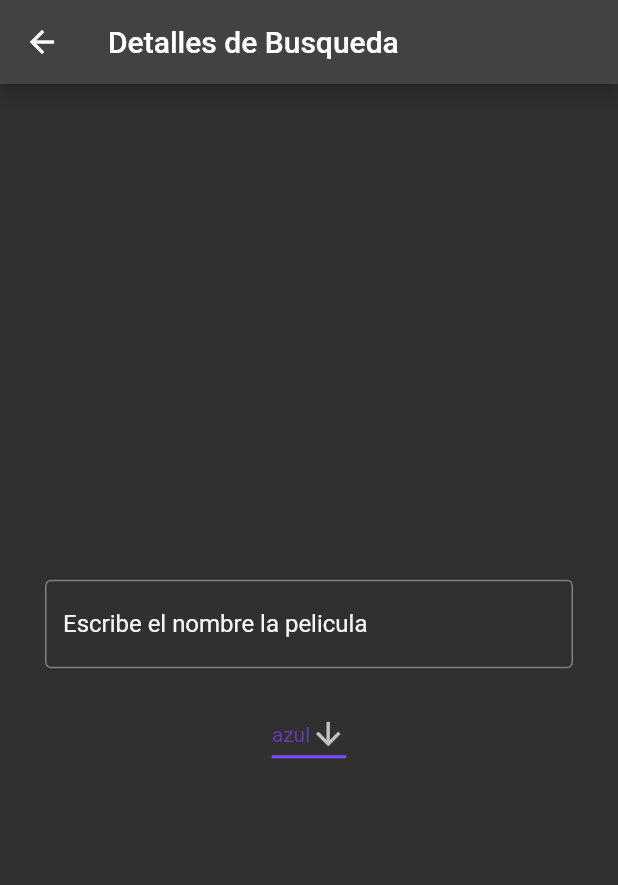
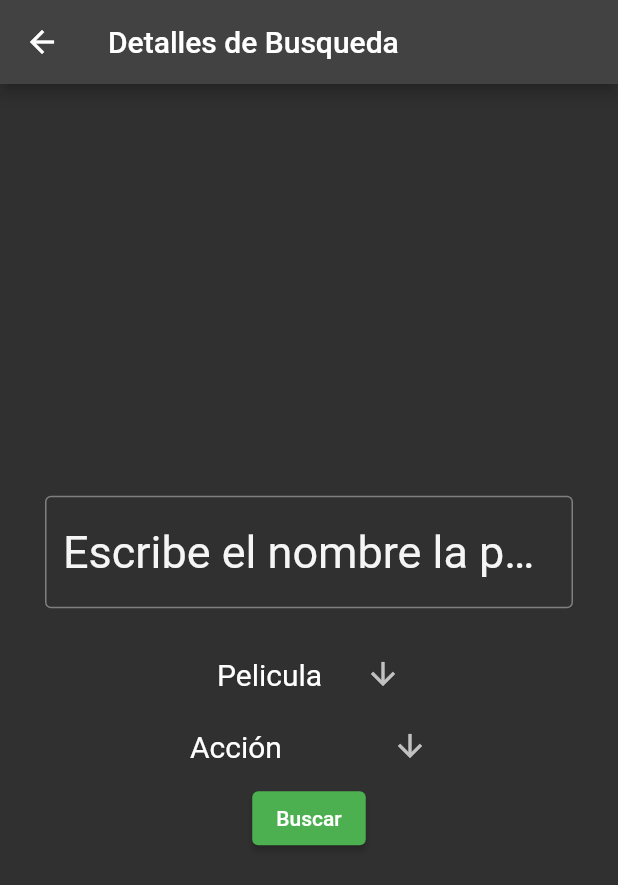
Before and after one commit to jaimeserranosuarez/FilmInspector, a Flutter app: the screen it shows after launch, after a tap on the "search" icon, on a phone screen of 412 x 824 dp. Shown: the top 885 px of the screen. Run offline on Flutter 3.47's test engine with Material 2 defaults, Android fonts, the light colour scheme and no system bars; our stand-ins replace cached_network_image, youtube_player_flutter; network calls fail.

Commit message:
Cambios SearchPage

```diff
--- /dev/null
+++ b/lib/models/genres.model.dart
@@ -0,0 +1,9 @@
+class Genre{
+  String name;
+  String value;
+
+  Genre({
+    required this.value,
+    required this.name
+  });
+}
--- a/lib/pages/details.page.dart
+++ b/lib/pages/details.page.dart
@@ -195,14 +195,14 @@ class _DetailsPageState extends State<DetailsPage> {
                               child: Column(
                                 mainAxisAlignment: MainAxisAlignment.center,
                                 children: [
-                                  // ClipRRect(
-                                  //   borderRadius: BorderRadius.circular(5.0),
-                                  //   child:
-                                  // YoutubePlayer(
-                                  //     controller: _controller,
-                                  //     showVideoProgressIndicator: true,
-                                  // )
-                                  // ),
+                                  ClipRRect(
+                                    borderRadius: BorderRadius.circular(5.0),
+                                    child:
+                                  YoutubePlayer(
+                                      controller: _controller,
+                                      showVideoProgressIndicator: true,
+                                  )
+                                  ),
                                 ],
                               ),
                               decoration: BoxDecoration(
--- a/lib/pages/home.page.dart
+++ b/lib/pages/home.page.dart
@@ -47,170 +47,170 @@ class _HomePageState extends State<HomePage> {
           )
         ],
         ),
-        body: (Text("Comentado")),
-        // body: ListView(
-        //   children: <Widget>[
-        //     Row(
-        //       mainAxisAlignment: MainAxisAlignment.spaceBetween,
-        //       children: [
-        //         Padding(
-        //             padding: EdgeInsets.only(
-        //                 left: responsive.width(4),
-        //                 top: responsive.height(3),
-        //                 bottom: responsive.height(2)),
-        //             child: textos(context, 'En cines ahora', kTextColorPrinc,
-        //                 FontWeight.w500, responsive.height(2.3))),
-        //         Padding(
-        //             padding: EdgeInsets.only(
-        //                 left: responsive.width(4),
-        //                 right: responsive.width(4),
-        //                 top: responsive.height(3),
-        //                 bottom: responsive.height(2)),
-        //             child: GestureDetector(
-        //               onTap: () {
-        //                 print("Listado");
-        //               },
-        //               child: textos(context, 'Ver más', kTextColorPrinc,
-        //                   FontWeight.w400, responsive.height(1.7)),
-        //             )),
-        //       ],
-        //     ),
-        //     Padding(
-        //       padding: EdgeInsets.only(
-        //           bottom: responsive.height(2),
-        //           left: responsive.width(2),
-        //           right: responsive.width(2)),
-        //       child: SizedBox(
-        //           // width: responsive.width(30),
-        //           height: responsive.height(34),
-        //           child: FutureBuilder(
-        //             future: estrenos,
-        //             builder: ((context, snapshot) {
-        //               List<Widget> lista = [];
-        //               if (snapshot.hasData) {
-        //                 snapshot.data?.take(5).forEach((element) => lista.add(TitleCard(
-        //                     title: element,
-        //                     onTap: () {
-        //                       print("detalle");
-        //                     })));
-        //                 return ListView(
-        //                   scrollDirection: Axis.horizontal,
-        //                   children: lista,
-        //                 );
-        //               } else {
-        //                 return CircularProgressIndicator();
-        //               }
-        //             }),
-        //           )),
-        //     ),
-        //     Row(
-        //       mainAxisAlignment: MainAxisAlignment.spaceBetween,
-        //       children: [
-        //         Padding(
-        //             padding: EdgeInsets.only(
-        //                 left: responsive.width(4),
-        //                 top: responsive.height(3),
-        //                 bottom: responsive.height(2)),
-        //             child: textos(context, 'Top Mejores películas', kTextColorPrinc,
-        //                 FontWeight.w500, responsive.height(2.3))),
-        //         Padding(
-        //             padding: EdgeInsets.only(
-        //                 left: responsive.width(4),
-        //                 right: responsive.width(4),
-        //                 top: responsive.height(3),
-        //                 bottom: responsive.height(2)),
-        //             child: GestureDetector(
-        //               onTap: () {
-        //                 print("Listado");
-        //               },
-        //               child: textos(context, 'Ver más', kTextColorPrinc,
-        //                   FontWeight.w400, responsive.height(1.7)),
-        //             )),
-        //       ],
-        //     ),
-        //     Padding(
-        //       padding: EdgeInsets.only(
-        //           bottom: responsive.height(2),
-        //           left: responsive.width(2),
-        //           right: responsive.width(2)),
-        //       child: SizedBox(
-        //           // width: responsive.width(30),
-        //           height: responsive.height(34),
-        //           child: FutureBuilder(
-        //             future: top250Movies,
-        //             builder: ((context, snapshot) {
-        //               List<Widget> lista = [];
-        //               if (snapshot.hasData) {
-        //                 snapshot.data?.take(10).forEach((element) => lista.add(TitleCard(
-        //                     title: element,
-        //                     onTap: () {
-        //                       print("detalle");
-        //                     })));
-        //                 return ListView(
-        //                   scrollDirection: Axis.horizontal,
-        //                   children: lista,
-        //                 );
-        //               } else {
-        //                 return CircularProgressIndicator();
-        //               }
-        //             }),
-        //           )),
-        //     ),
-        //     Row(
-        //       mainAxisAlignment: MainAxisAlignment.spaceBetween,
-        //       children: [
-        //         Padding(
-        //             padding: EdgeInsets.only(
-        //                 left: responsive.width(4),
-        //                 top: responsive.height(3),
-        //                 bottom: responsive.height(2)),
-        //             child: textos(context, 'Top Mejores series', kTextColorPrinc,
-        //                 FontWeight.w500, responsive.height(2.3))),
-        //         Padding(
-        //             padding: EdgeInsets.only(
-        //                 left: responsive.width(4),
-        //                 right: responsive.width(4),
-        //                 top: responsive.height(3),
-        //                 bottom: responsive.height(2)),
-        //             child: GestureDetector(
-        //               onTap: () {
-        //                 print("Listado");
-        //               },
-        //               child: textos(context, 'Ver más', kTextColorPrinc,
-        //                   FontWeight.w400, responsive.height(1.7)),
-        //             )),
-        //       ],
-        //     ),
-        //     Padding(
-        //       padding: EdgeInsets.only(
-        //           bottom: responsive.height(2),
-        //           left: responsive.width(2),
-        //           right: responsive.width(2)),
-        //       child: SizedBox(
-        //           // width: responsive.width(30),
-        //           height: responsive.height(34),
-        //           child: FutureBuilder(
-        //             future: top250Series,
-        //             builder: ((context, snapshot) {
-        //               List<Widget> lista = [];
-        //               if (snapshot.hasData) {
-        //                 snapshot.data?.take(10).forEach((element) => lista.add(TitleCard(
-        //                     title: element,
-        //                     onTap: () {
-        //                       print("detalle");
-        //                     })));
-        //                 return ListView(
-        //                   scrollDirection: Axis.horizontal,
-        //                   children: lista,
-        //                 );
-        //               } else {
-        //                 return CircularProgressIndicator();
-        //               }
-        //             }),
-        //           )),
-        //     ),
-        //   ],
-        // )
+        // body: (Text("Comentado")),
+        body: ListView(
+          children: <Widget>[
+            Row(
+              mainAxisAlignment: MainAxisAlignment.spaceBetween,
+              children: [
+                Padding(
+                    padding: EdgeInsets.only(
+                        left: responsive.width(4),
+                        top: responsive.height(3),
+                        bottom: responsive.height(2)),
+                    child: textos(context, 'En cines ahora', kTextColorPrinc,
+                        FontWeight.w500, responsive.height(2.3))),
+                Padding(
+                    padding: EdgeInsets.only(
+                        left: responsive.width(4),
+                        right: responsive.width(4),
+                        top: responsive.height(3),
+                        bottom: responsive.height(2)),
+                    child: GestureDetector(
+                      onTap: () {
+                        print("Listado");
+                      },
+                      child: textos(context, 'Ver más', kTextColorPrinc,
+                          FontWeight.w400, responsive.height(1.7)),
+                    )),
+              ],
+            ),
+            Padding(
+              padding: EdgeInsets.only(
+                  bottom: responsive.height(2),
+                  left: responsive.width(2),
+                  right: responsive.width(2)),
+              child: SizedBox(
+                  // width: responsive.width(30),
+                  height: responsive.height(34),
+                  child: FutureBuilder(
+                    future: estrenos,
+                    builder: ((context, snapshot) {
+                      List<Widget> lista = [];
+                      if (snapshot.hasData) {
+                        snapshot.data?.take(5).forEach((element) => lista.add(TitleCard(
+                            title: element,
+                            onTap: () {
+                              print("detalle");
+                            })));
+                        return ListView(
+                          scrollDirection: Axis.horizontal,
+                          children: lista,
+                        );
+                      } else {
+                        return CircularProgressIndicator();
+                      }
+                    }),
+                  )),
+            ),
+            Row(
+              mainAxisAlignment: MainAxisAlignment.spaceBetween,
+              children: [
+                Padding(
+                    padding: EdgeInsets.only(
+                        left: responsive.width(4),
+                        top: responsive.height(3),
+                        bottom: responsive.height(2)),
+                    child: textos(context, 'Top Mejores películas', kTextColorPrinc,
+                        FontWeight.w500, responsive.height(2.3))),
+                Padding(
+                    padding: EdgeInsets.only(
+                        left: responsive.width(4),
+                        right: responsive.width(4),
+                        top: responsive.height(3),
+                        bottom: responsive.height(2)),
+                    child: GestureDetector(
+                      onTap: () {
+                        print("Listado");
+                      },
+                      child: textos(context, 'Ver más', kTextColorPrinc,
+                          FontWeight.w400, responsive.height(1.7)),
+                    )),
+              ],
+            ),
+            Padding(
+              padding: EdgeInsets.only(
+                  bottom: responsive.height(2),
+                  left: responsive.width(2),
+                  right: responsive.width(2)),
+              child: SizedBox(
+                  // width: responsive.width(30),
+                  height: responsive.height(34),
+                  child: FutureBuilder(
+                    future: top250Movies,
+                    builder: ((context, snapshot) {
+                      List<Widget> lista = [];
+                      if (snapshot.hasData) {
+                        snapshot.data?.take(10).forEach((element) => lista.add(TitleCard(
+                            title: element,
+                            onTap: () {
+                              print("detalle");
+                            })));
+                        return ListView(
+                          scrollDirection: Axis.horizontal,
+                          children: lista,
+                        );
+                      } else {
+                        return CircularProgressIndicator();
+                      }
+                    }),
+                  )),
+            ),
+            Row(
+              mainAxisAlignment: MainAxisAlignment.spaceBetween,
+              children: [
+                Padding(
+                    padding: EdgeInsets.only(
+                        left: responsive.width(4),
+                        top: responsive.height(3),
+                        bottom: responsive.height(2)),
+                    child: textos(context, 'Top Mejores series', kTextColorPrinc,
+                        FontWeight.w500, responsive.height(2.3))),
+                Padding(
+                    padding: EdgeInsets.only(
+                        left: responsive.width(4),
+                        right: responsive.width(4),
+                        top: responsive.height(3),
+                        bottom: responsive.height(2)),
+                    child: GestureDetector(
+                      onTap: () {
+                        print("Listado");
+                      },
+                      child: textos(context, 'Ver más', kTextColorPrinc,
+                          FontWeight.w400, responsive.height(1.7)),
+                    )),
+              ],
+            ),
+            Padding(
+              padding: EdgeInsets.only(
+                  bottom: responsive.height(2),
+                  left: responsive.width(2),
+                  right: responsive.width(2)),
+              child: SizedBox(
+                  // width: responsive.width(30),
+                  height: responsive.height(34),
+                  child: FutureBuilder(
+                    future: top250Series,
+                    builder: ((context, snapshot) {
+                      List<Widget> lista = [];
+                      if (snapshot.hasData) {
+                        snapshot.data?.take(10).forEach((element) => lista.add(TitleCard(
+                            title: element,
+                            onTap: () {
+                              print("detalle");
+                            })));
+                        return ListView(
+                          scrollDirection: Axis.horizontal,
+                          children: lista,
+                        );
+                      } else {
+                        return CircularProgressIndicator();
+                      }
+                    }),
+                  )),
+            ),
+          ],
+        )
         );
   }
 }
--- a/lib/pages/search.page.dart
+++ b/lib/pages/search.page.dart
@@ -1,5 +1,8 @@
+// ignore_for_file: prefer_const_constructors
+
 import 'package:flutter/material.dart';
 
+import '../models/genres.model.dart';
 import '../widgets/select.widget.dart';
 
 class SearchPage extends StatefulWidget {
@@ -11,12 +14,90 @@ class SearchPage extends StatefulWidget {
 
 class _SearchPageState extends State<SearchPage> {
 late TextEditingController _controller;
-List<String> opciones = ["azul","rojo"];
+ Map<String,String> opcionesTipoMap = {
+  "Pelicula": "feature",
+  "TV pelicula":"tv_movie",
+  "Serie":"tv_series"
+  };
+
+List<String> opcionesTipo = [
+  "Pelicula",
+  "TV pelicula",
+  "Serie"
+];
+
+Map<String,String> opcionesGeneroMap = {
+  "Acción":"action",
+  "Aventura":"adventure",
+  "Animación":"animation",
+  "Biografico":"biography",
+  "Comedia":"comedy",
+  "Crimen":"crime",
+  "Documental":"documentary",
+  "Drama":"drama",
+  "Familiar":"family",
+  "Fantasia":"fantasy",
+  "Cine Negro":"film_noir",
+  "Game Show":"game_show",
+  "Historia":"history",
+  "Horror":"horror",
+  "Musica":"music",
+  "Musical":"musical",
+  "Misterio":"mystery",
+  "Noticias":"news",
+  "Reality Show":"reality_tv",
+  "Romance":"romance",
+  "Ciencia Ficcion":"sci_fi",
+  "Deportes":"sport",
+  "Talk Show":"talk_show",
+  "Suspenso":"thriller",
+  "Guerra":"war",
+  "Viejo Oeste":"western"
+};
+
+List<String> opcionesGenero = [
+  "Acción",
+  "Aventura",
+  "Animación",
+  "Biografico",
+  "Comedia",
+  "Crimen",
+  "Documental",
+  "Drama",
+  "Familiar",
+  "Fantasia",
+  "Cine Negro",
+  "Game Show",
+  "Historia",
+  "Horror",
+  "Musica",
+  "Musical",
+  "Misterio",
+  "Noticias",
+  "Reality Show",
+  "Romance",
+  "Ciencia Ficcion",
+  "Deportes",
+  "Talk Show",
+  "Suspenso",
+  "Guerra",
+  "Viejo Oeste"
+];
+
+
+String textFieldvalue = '';
+String? dropDownValueType;
+String? dropDownValueGenre;
+
+
 
  @override
   void initState() {
+
+    dropDownValueType = opcionesTipo.first;
+    dropDownValueGenre = opcionesGenero.first;
+    _controller = TextEditingController();
     super.initState();
-    _controller = TextEditingController();
   }
 
   @override
@@ -46,7 +127,6 @@ List<String> opciones = ["azul","rojo"];
                       mainAxisAlignment: MainAxisAlignment.center,
                       children: [
 
-
                        Padding(
                          padding: const EdgeInsets.all(20),
                          child: Center(
@@ -54,14 +134,34 @@ List<String> opciones = ["azul","rojo"];
                             controller: _controller,
                             textAlign: TextAlign.left,
                             decoration: InputDecoration(
-                              border: OutlineInputBorder(),
+                              border: OutlineInputBorder(
+                                borderSide: BorderSide(width: 3, color: Colors.greenAccent), //<-- SEE HERE
+                              ),
                               hintText: 'Escribe el nombre la pelicula',
-                              hintStyle: TextStyle(color: Color.fromARGB(255, 245, 245, 245)),
+                              hintStyle: TextStyle(color: Color.fromARGB(255, 245, 245, 245), fontSize: 30),
                             ),
                           )
                          ),
                        ),
-                       SelectDown(listaOpciones: opciones),
+                       SelectDown(listaOpciones: opcionesTipo, callBackOnchange:(String dropDownValue){
+                        dropDownValueType = opcionesTipoMap[dropDownValue];
+                         print(dropDownValue);
+                       },),
+                       SelectDown(listaOpciones: opcionesGenero, callBackOnchange:(String dropDownValue){
+                        dropDownValueGenre = opcionesGeneroMap[dropDownValue];
+                         print(dropDownValue);
+                       },),
+                       ElevatedButton(
+                        onPressed: (){
+                            textFieldvalue= _controller.text;
+                            print(textFieldvalue);
+                            print(dropDownValueType);
+                            print(dropDownValueGenre);
+                            },
+                        child: Text('Buscar'),
+                         style: ButtonStyle(
+                          backgroundColor: MaterialStateProperty.all(Colors.green),
+                        ),)
                       ],
                     ),
                     decoration: BoxDecoration(
--- a/lib/widgets/select.widget.dart
+++ b/lib/widgets/select.widget.dart
@@ -1,9 +1,9 @@
 import 'package:flutter/material.dart';
 
 class SelectDown extends StatefulWidget {
-  SelectDown({super.key, required this.listaOpciones});
+  SelectDown({super.key, required this.listaOpciones, required this.callBackOnchange});
   List<String> listaOpciones;
-
+  dynamic callBackOnchange;
 
   @override
   State<SelectDown> createState() => _SelectDownState();
@@ -12,6 +12,7 @@ class SelectDown extends StatefulWidget {
 class _SelectDownState extends State<SelectDown> {
 
  String dropdownValue='';
+
 
 @override
   void initState() {
@@ -25,17 +26,18 @@ class _SelectDownState extends State<SelectDown> {
     return DropdownButton<String>(
       value: dropdownValue,
       icon: const Icon(Icons.arrow_downward),
-      elevation: 16,
-      style: const TextStyle(color: Colors.deepPurple),
-      underline: Container(
-        height: 2,
-        color: Colors.deepPurpleAccent,
-      ),
+      elevation: 20,
+      style: const TextStyle(color: Colors.white, fontSize: 20),
+      underline: SizedBox(),
+      // underline: Container(
+      //   height: 3,
+      //   color: Colors.white,
+      // ),
       onChanged: (String? value) {
-        // This is called when the user selects an item.
-        setState(() {
+         setState(() {
           dropdownValue = value!;
         });
+        widget.callBackOnchange(value);
       },
       items: widget.listaOpciones.map<DropdownMenuItem<String>>((String value) {
         return DropdownMenuItem<String>(
```
